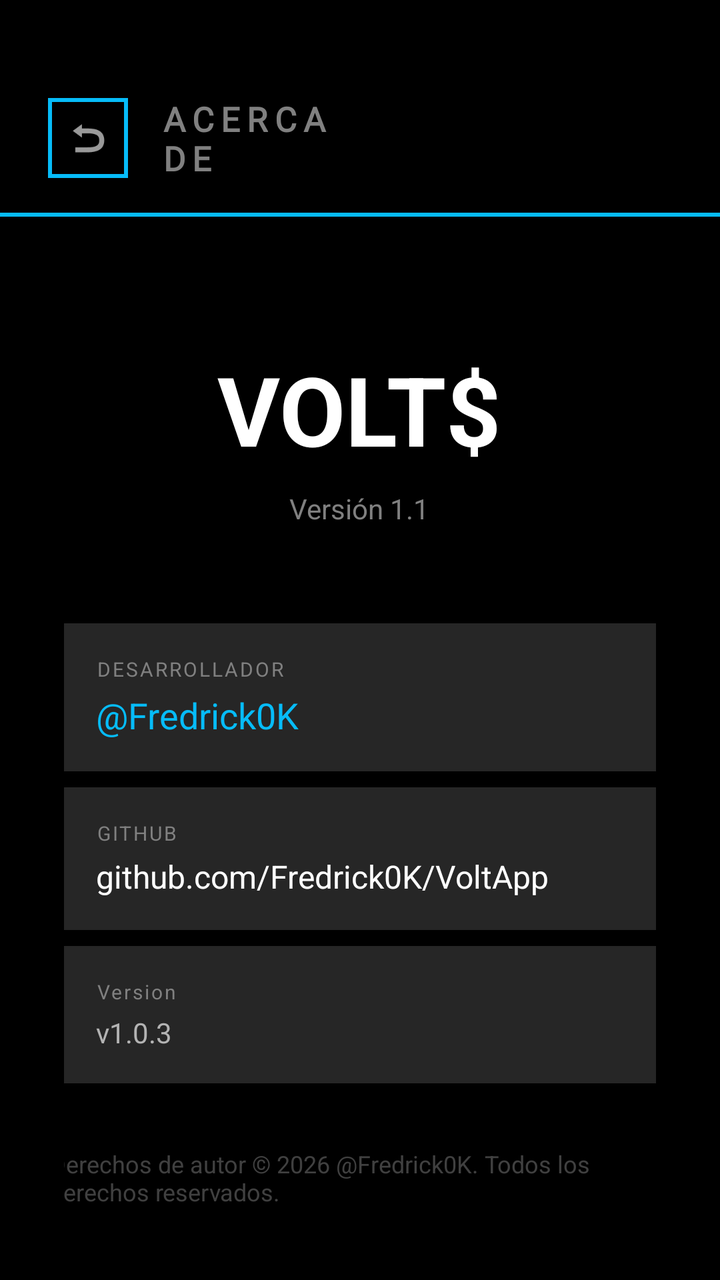
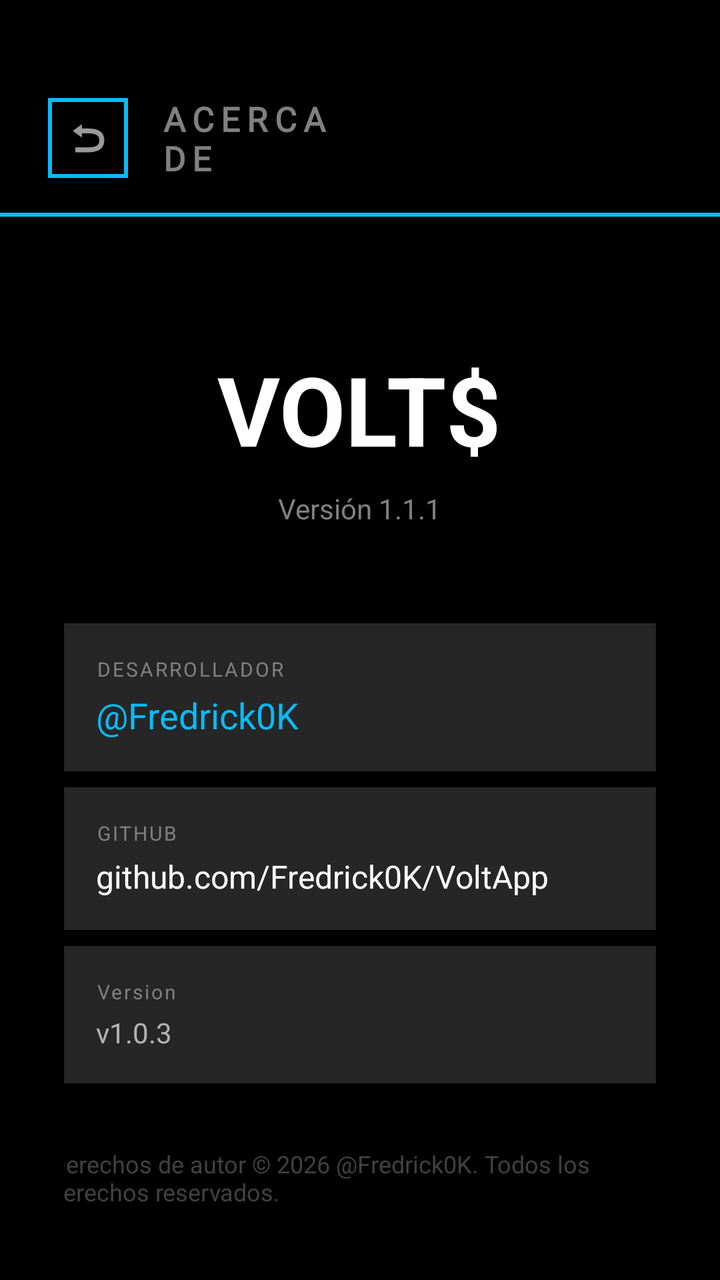

Screens rendered from an Android XML layout before and after an edit, with the pre-edit source and the edit as a unified diff.
<!-- AndroidManifest.xml: application theme Theme.Volt -->
<!-- res/layout/page_about.xml -->
<?xml version="1.0" encoding="utf-8"?>
<LinearLayout xmlns:android="http://schemas.android.com/apk/res/android"
    xmlns:app="http://schemas.android.com/apk/res-auto"
    android:layout_width="match_parent"
    android:layout_height="match_parent"
    android:orientation="vertical"
    android:background="@color/metro_background">

    
    <LinearLayout
        android:layout_width="match_parent"
        android:layout_height="wrap_content"
        android:orientation="horizontal"
        android:gravity="center_vertical"
        android:paddingTop="48dp"
        android:paddingHorizontal="24dp"
        android:paddingBottom="16dp">

        <ImageButton
            android:id="@+id/btn_back"
            android:layout_width="40dp"
            android:layout_height="40dp"
            android:background="@drawable/metro_button_square"
            android:src="@android:drawable/ic_menu_revert"
            android:scaleType="centerInside"
            android:padding="8dp"
            android:contentDescription="Volver"/>

        <TextView
            android:layout_width="113dp"
            android:layout_height="wrap_content"
            android:layout_marginStart="16dp"
            android:fontFamily="@font/plus_jakarta_sans_medium"
            android:letterSpacing="0.2"
            android:text="ACERCA DE"
            android:textColor="@color/metro_text_muted"
            android:textSize="17sp"
            android:textStyle="bold"/>
    </LinearLayout>

    
    <View
        android:layout_width="match_parent"
        android:layout_height="2dp"
        android:background="@color/metro_primary"/>

    
    <ScrollView
        android:layout_width="match_parent"
        android:layout_height="match_parent"
        android:fillViewport="true">

        <LinearLayout
            android:layout_width="match_parent"
            android:layout_height="wrap_content"
            android:orientation="vertical"
            android:gravity="center_horizontal"
            android:padding="32dp">

            
            <TextView
                android:id="@+id/tv_version"
                android:layout_width="wrap_content"
                android:layout_height="wrap_content"
                android:text="VOLT$"
                android:textSize="48sp"
                android:textColor="@color/white"
                android:textStyle="bold"
                android:layout_marginTop="32dp"/>

            <TextView
                android:id="@+id/tv_version_number"
                android:layout_width="wrap_content"
                android:layout_height="wrap_content"
                android:text="Versión 1.1"
                android:textSize="14sp"
                android:textColor="@color/metro_text_muted"
                android:layout_marginTop="8dp"/>

            
            <LinearLayout
                android:layout_width="match_parent"
                android:layout_height="wrap_content"
                android:orientation="vertical"
                android:layout_marginTop="48dp">

                
                <LinearLayout
                    android:layout_width="match_parent"
                    android:layout_height="wrap_content"
                    android:orientation="vertical"
                    android:padding="16dp"
                    android:background="@color/metro_surface_tile"
                    android:layout_marginBottom="8dp">

                    <TextView
                        android:layout_width="wrap_content"
                        android:layout_height="wrap_content"
                        android:text="DESARROLLADOR"
                        android:textSize="10sp"
                        android:textColor="@color/metro_text_muted"
                        android:letterSpacing="0.1"/>

                    <TextView
                        android:id="@+id/tv_dev"
                        android:layout_width="wrap_content"
                        android:layout_height="wrap_content"
                        android:text="@Fredrick0K"
                        android:textSize="18sp"
                        android:textColor="@color/metro_primary"
                        android:layout_marginTop="4dp"/>
                </LinearLayout>

                
                <LinearLayout
                    android:layout_width="match_parent"
                    android:layout_height="wrap_content"
                    android:orientation="vertical"
                    android:padding="16dp"
                    android:background="@color/metro_surface_tile"
                    android:layout_marginBottom="8dp">

                    <TextView
                        android:layout_width="wrap_content"
                        android:layout_height="wrap_content"
                        android:text="GITHUB"
                        android:textSize="10sp"
                        android:textColor="@color/metro_text_muted"
                        android:letterSpacing="0.1"/>

                    <TextView
                        android:id="@+id/tv_github"
                        android:layout_width="wrap_content"
                        android:layout_height="wrap_content"
                        android:text="github.com/Fredrick0K/VoltApp"
                        android:textSize="16sp"
                        android:textColor="@color/white"
                        android:layout_marginTop="4dp"/>
                </LinearLayout>

                
                <LinearLayout
                    android:layout_width="match_parent"
                    android:layout_height="wrap_content"
                    android:orientation="vertical"
                    android:padding="16dp"
                    android:background="@color/metro_surface_tile">

                    <TextView
                        android:layout_width="wrap_content"
                        android:layout_height="wrap_content"
                        android:text="Version"
                        android:textSize="10sp"
                        android:textColor="@color/metro_text_muted"
                        android:letterSpacing="0.1"/>

                    <TextView
                        android:layout_width="wrap_content"
                        android:layout_height="wrap_content"
                        android:text="v1.0.3"
                        android:textSize="14sp"
                        android:textColor="@color/metro_text_secondary"
                        android:layout_marginTop="4dp"/>
                </LinearLayout>

            </LinearLayout>

            
            <TextView
                android:layout_width="310dp"
                android:layout_height="wrap_content"
                android:layout_marginTop="32dp"
                android:alpha="0.5"
                android:text="Derechos de autor © 2026 @Fredrick0K. Todos los derechos reservados."
                android:textColor="@color/metro_text_muted"
                android:textSize="12sp" />

        </LinearLayout>
    </ScrollView>

</LinearLayout>
<!-- resources referenced by this layout -->
<resources>
  <color name="metro_background">#FF000000</color>
  <color name="metro_primary">#FF06BCF9</color>
  <color name="metro_surface_tile">#FF262626</color>
  <color name="metro_text_muted">#FF808080</color>
  <color name="metro_text_secondary">#FFB3B3B3</color>
  <color name="white">#FFFFFFFF</color>
  <!-- drawable metro_button_square (drawable) -->
  <?xml version="1.0" encoding="utf-8"?>
  <selector xmlns:android="http://schemas.android.com/apk/res/android">
      <item android:state_pressed="true">
          <shape android:shape="rectangle">
              <solid android:color="#FF06BCF9"/>
              <corners android:radius="0dp"/>
              <size android:width="48dp" android:height="48dp"/>
          </shape>
      </item>
      <item>
          <shape android:shape="rectangle">
              <solid android:color="#FF000000"/>
              <stroke android:width="2dp" android:color="#FF06BCF9"/>
              <corners android:radius="0dp"/>
              <size android:width="48dp" android:height="48dp"/>
          </shape>
      </item>
  </selector>
  <style name="Theme.Volt" parent="Theme.AppCompat.Light.NoActionBar">
          <item name="colorPrimary">@color/metro_primary</item>
          <item name="colorPrimaryDark">@color/metro_primary</item>
          <item name="colorAccent">@color/metro_primary</item>
          <item name="android:statusBarColor">@color/metro_background</item>
          <item name="android:navigationBarColor">@color/metro_background</item>
          <item name="android:windowBackground">@color/metro_background</item>
      </style>
</resources>

<!-- the commit's change to res/layout/page_about.xml (unified diff, before → after) -->
@@ -72,7 +72,7 @@
                 android:id="@+id/tv_version_number"
                 android:layout_width="wrap_content"
                 android:layout_height="wrap_content"
-                android:text="Versión 1.1"
+                android:text="Versión 1.1.1"
                 android:textSize="14sp"
                 android:textColor="@color/metro_text_muted"
                 android:layout_marginTop="8dp"/>
